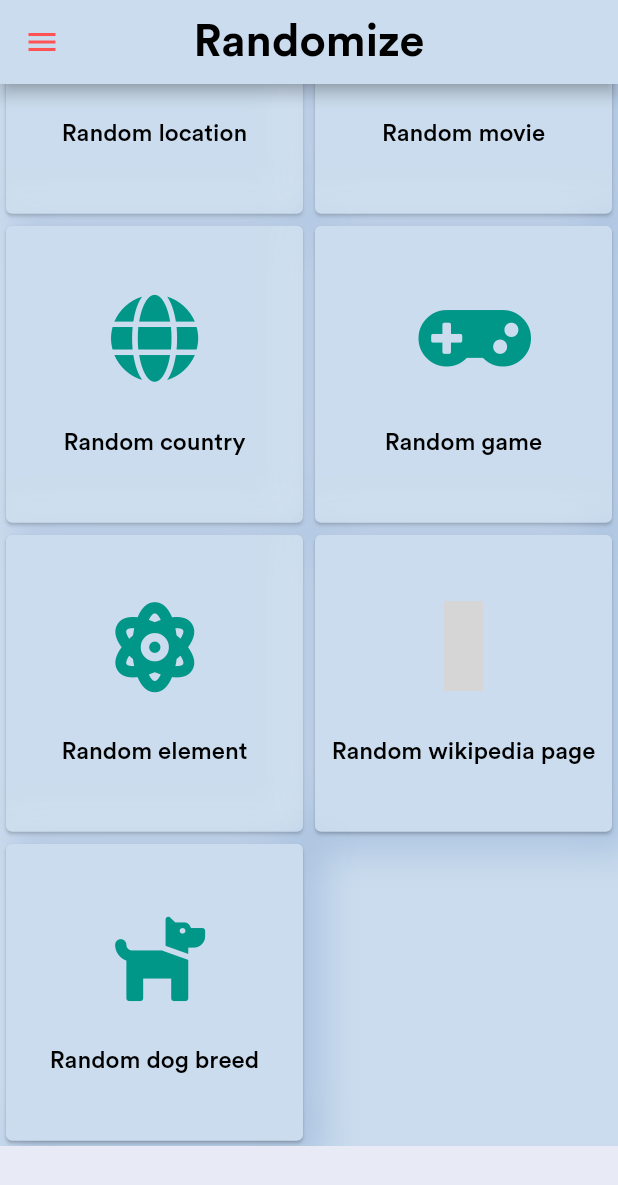
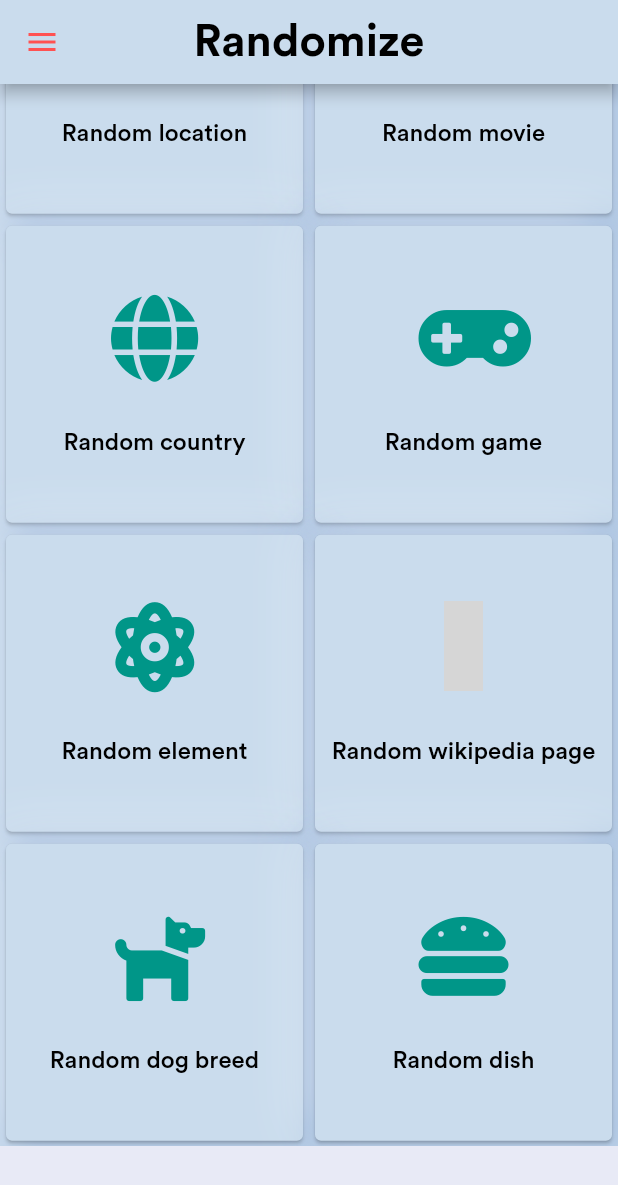
Before and after one commit to AniketSindhu/randomize, a Flutter app: the screen it shows after launch, scrolled down 1531 dp, on a phone screen of 412 x 824 dp. Shown: the top 1185 px of the screen. Run offline on Flutter 3.47's test engine with Material 2 defaults, Android fonts, the phone set to English and light mode, and no system bars; our stand-ins replace auto_size_text, flutter_icons, flutter_svg, google_maps_flutter; missing offline and left inert: firebase_admob, flare_splash_screen, flutter_share, flutter_spinning_wheel, mock_data; accounts and stored records are empty; network calls fail; grey boxes are pictures that could not be loaded.

Commit message:
added random dish

```diff
--- a/lib/APIs.dart
+++ b/lib/APIs.dart
@@ -8,6 +8,7 @@ import 'data/cards.dart';
 import 'data/countries.dart';
 import 'data/elements.dart';
 import 'data/facts.dart';
+import 'data/meal.dart';
 import 'globals.dart'as globals;
 
 Future<Deck> fetchDeck() async {
@@ -106,7 +107,7 @@ fetchDog() async {
   if (response.statusCode == 200) {
     print('done');
         var data = json.decode(response.body);
-        var rest = data["breeds"] as List;
+        var rest = data[0]['breeds'] as List;
         var img =data as List;
         globals.dogimg=img.map<Dogimage>((json) => Dogimage.fromJson(json)).toList();
         globals.dogList = rest.map<Dogs>((json) => Dogs.fromJson(json)).toList();
@@ -114,3 +115,15 @@ fetchDog() async {
     throw Exception('Failed to load deck');
     }
   }
+
+fetchFood() async {
+
+  final response = await http.get('https://www.themealdb.com/api/json/v1/1/random.php');
+  if (response.statusCode == 200) {
+        var data = json.decode(response.body);
+        var rest = data['meals'] as List;
+        globals.foodList = rest.map<Meal>((json) => Meal.fromJson(json)).toList();
+  } else {
+    throw Exception('Failed to load deck');
+    }
+  }
--- a/lib/card.dart
+++ b/lib/card.dart
@@ -24,7 +24,7 @@ class _CardsState extends State<Cards> {
 
   InterstitialAd CreateInterstitialAd(){
     return InterstitialAd(
-      adUnitId: InterstitialAd.testAdUnitId,
+      adUnitId: 'ca-app-pub-8295782880270632/6252909088',
       targetingInfo: targetingInfo,
       listener: (MobileAdEvent event){
           print("InterstitialAd $event");
@@ -72,6 +72,8 @@ class _CardsState extends State<Cards> {
         break;
       case "Random dog breed":dogs(context);
         break;
+      case "Random dish":food(context);
+        break;
       default:
     }
   }
--- a/lib/cardName.dart
+++ b/lib/cardName.dart
@@ -29,4 +29,5 @@ import 'package:flutter_icons/flutter_icons.dart';
     const Choice(title: 'Random element', icon:Icon(FlutterIcons.atom_faw5s,color: Colors.teal,size: 60,)),
     const Choice(title: 'Random wikipedia page', icon:Icon(FlutterIcons.wikipedia_zoc,color: Colors.teal,size: 60,)),
     const Choice(title: 'Random dog breed', icon:Icon(FlutterIcons.dog_faw5s,color: Colors.teal,size: 60,)),
+    const Choice(title: 'Random dish', icon:Icon(FlutterIcons.hamburger_faw5s,color: Colors.teal,size: 60,)),
   ];
--- a/lib/globals.dart
+++ b/lib/globals.dart
@@ -3,6 +3,7 @@ import 'package:randomize/data/dog.dart';
 import 'package:randomize/data/elements.dart';
 import 'data/Movies.dart';
 import 'data/games.dart';
+import 'data/meal.dart';
 
   String deckId;
   int count=1;
@@ -19,4 +20,5 @@ import 'data/games.dart';
   List<Elements> elementList=List();
   List<Dogs> dogList=List();
   List<Dogimage> dogimg=List();
+  List<Meal> foodList=List();
   String pass;
--- a/lib/hompePage.dart
+++ b/lib/hompePage.dart
@@ -31,7 +31,7 @@ class _HomePageState extends State<HomePage> {
 
   BannerAd CreateBannerAd(){
     return BannerAd(
-      adUnitId: BannerAd.testAdUnitId,
+      adUnitId: 'ca-app-pub-8295782880270632/6775367851',
       size: AdSize.fullBanner,
       targetingInfo: targetingInfo,
       listener: (MobileAdEvent event){
@@ -84,6 +84,7 @@ class _HomePageState extends State<HomePage> {
     fetchGame();
     fetchElement();
     fetchDog();
+    fetchFood();
   }
 @override
   void dispose(){
@@ -109,10 +110,10 @@ class _HomePageState extends State<HomePage> {
                        decoration: BoxDecoration(
                          color: Colors.teal,
                          image: DecorationImage(
-                           image: AssetImage("assets/mask.jpg"),
-                            fit: BoxFit.cover),
+                           image: AssetImage("assets/icon.png"),
+                            fit: BoxFit.fill),
                        ),
-                       child: Align(alignment:Alignment.bottomLeft,child: Text('Randomize',style: TextStyle(fontSize: 25,fontWeight: FontWeight.bold),)),
+                       child: Align(alignment:Alignment.bottomLeft,child: Text('Randomize',style: TextStyle(fontSize: 22,fontWeight: FontWeight.bold,color: Colors.black),)),
                      ),
                      ListTile(
                        title: Text('Share with your friends',style: TextStyle(fontSize:20,color: Colors.black),),
@@ -138,13 +139,6 @@ class _HomePageState extends State<HomePage> {
                       },
                      ),
                       Divider(height:3,color: Colors.black,),
-                      ListTile(
-                      title: Text('Try Randomize',style: TextStyle(fontSize:20,color: Colors.black),),
-                      leading: Icon(Icons.play_arrow,size: 40,color: Colors.teal,),
-                       onTap: () {
-                          launch('https://play.google.com/store/apps/details?id=com.aniket.randomize');
-                       },
-                      )
                     ],
                   ),
               ),
```
Also changed, not shown: lib/data/meal.dart (added, +12 -0 lines), lib/methods.dart (+81 -9 lines).
